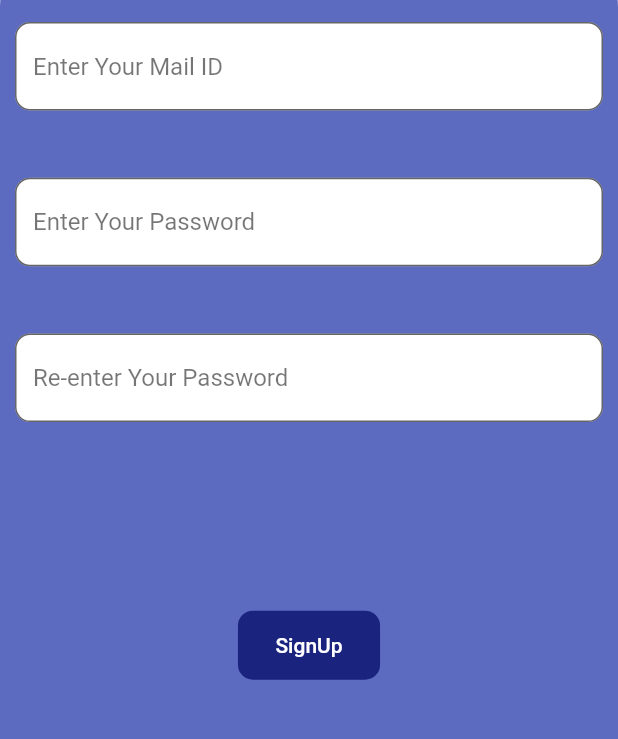
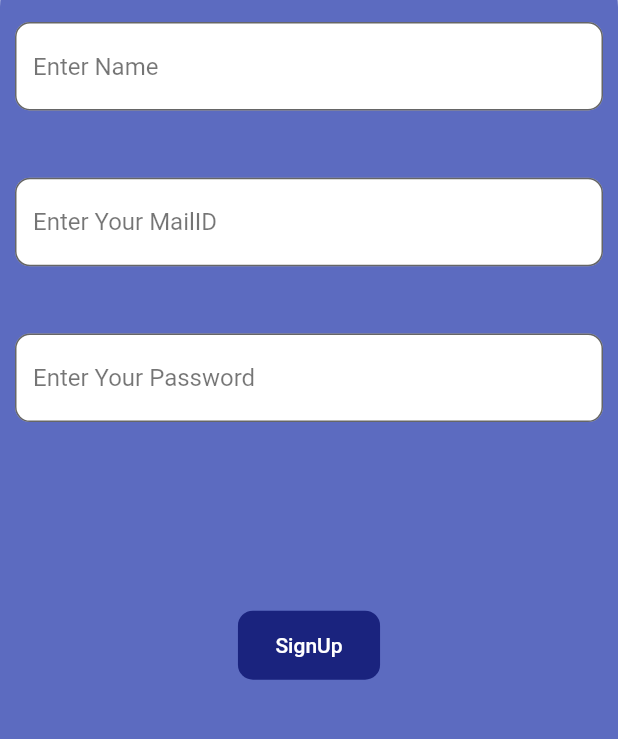
Before and after one commit to Jhalakupadhyay/Expense_Manager, a Flutter app: the screen it shows after launch, after a tap on "SignUp", on a phone screen of 412 x 824 dp, the part 435-1174 px from its top. Run offline on Flutter 3.47's test engine with Material 2 defaults, Android fonts, the phone set to English and light mode, and no system bars; our stand-ins replace appwrite; network calls fail.

Commit message:
Added signup functionality

```diff
--- /dev/null
+++ b/lib/Signin_Signup/Authentication.dart
@@ -0,0 +1,29 @@
+import 'package:expense_manager/constants.dart';
+import 'package:flutter/material.dart';
+import 'package:appwrite/appwrite.dart';
+class AuthState extends ChangeNotifier
+{
+  Client client = Client();
+  Account? account;
+  AuthState()
+  {
+    _init();
+  }
+
+  void _init()
+  {
+    client.setEndpoint(constants.API_Endpoint)
+        .setProject(constants.projectID);
+    account = Account(client);
+  }
+
+  Register_User(String mail,String password,String name)
+  {
+    final user = account?.create(
+      userId: ID.unique(),
+      email:mail,
+      password: password,
+      name: name,
+    );
+  }
+}
--- a/lib/Signin_Signup/Signup.dart
+++ b/lib/Signin_Signup/Signup.dart
@@ -1,15 +1,18 @@
 import 'package:flutter/material.dart';
-import 'package:expense_manager/main.dart';
 import 'TextFieldUi.dart';
-
+import 'Authentication.dart';
 class Signup extends StatefulWidget {
-  const Signup({Key? key}) : super(key: key);
+  const   Signup({Key? key}) : super(key: key);
 
   @override
   State<Signup> createState() => _SignupState();
 }
 
 class _SignupState extends State<Signup> {
+  String name = "";
+  String password = "";
+  String mail = "";
+  AuthState state = new AuthState();
   @override
   Widget build(BuildContext context) {
     return Scaffold(
@@ -46,20 +49,40 @@ class _SignupState extends State<Signup> {
                   children: [
                     Expanded(
                         child: TextBox(
-                      s: 'Enter Your Mail ID',
+                      s: 'Enter Name',
+                          onChanged: (value) {
+                        setState(() {
+                          name = value;
+                        });
+                          }
+                    )),
+                    Expanded(
+                        child: TextBox(
+                      s: 'Enter Your MailID',
+                          onChanged: (value)
+                          {setState(() {
+                            mail = value;
+                          });
+                          },
                     )),
                     Expanded(
                         child: TextBox(
                       s: 'Enter Your Password',
-                    )),
-                    Expanded(
-                        child: TextBox(
-                      s: 'Re-enter Your Password',
+                          onChanged: (value)
+                          {setState(() {
+                            password = value;
+                          });
+                          },
                     )),
                     Expanded(
                         flex: 2,
                         child: TextButton(
-                          onPressed: () {},
+                          onPressed: ()
+                          {
+                            setState(() {
+                              state.Register_User(mail, password, name);
+                            });
+                          },
                           child: Container(
                             padding: EdgeInsets.only(top: 15,bottom: 15,left: 25,right: 25),
                             decoration: BoxDecoration(
--- a/lib/Signin_Signup/TextFieldUi.dart
+++ b/lib/Signin_Signup/TextFieldUi.dart
@@ -2,19 +2,21 @@ import 'package:flutter/material.dart';
 
 class TextBox extends StatelessWidget {
   String s = "";
-  TextBox({required this.s});
+  final  Function(String)? onChanged;
+  TextBox({required this.s, required this.onChanged});
   @override
   Widget build(BuildContext context) {
     return TextField(
+      onChanged: onChanged,
       decoration: InputDecoration(
         filled: true,
         fillColor: Colors.white,
         hintText: s,
-        hintStyle: TextStyle(
+        hintStyle: const TextStyle(
           fontWeight: FontWeight.w400,
           color: Colors.black54,
         ),
-        border: OutlineInputBorder(
+        border: const OutlineInputBorder(
           borderRadius: BorderRadius.only(
               topLeft: Radius.circular(10),
               topRight: Radius.circular(10),
--- /dev/null
+++ b/lib/constants.dart
@@ -0,0 +1,5 @@
+class constants
+{
+  static const String projectID = "642eedf501f05";
+  static const String API_Endpoint = "http://10.0.2.2/v1";
+}
--- a/lib/main.dart
+++ b/lib/main.dart
@@ -1,8 +1,8 @@
 import 'package:expense_manager/Signin_Signup/Signup.dart';
 import 'package:flutter/material.dart';
 import 'package:appwrite/appwrite.dart';
-
-import 'package:appwrite/appwrite.dart';
+import 'package:provider/provider.dart';
+import 'Signin_Signup/Authentication.dart';
 
 Client client = Client()
     .setEndpoint('http://localhost/v1')
@@ -19,7 +19,9 @@ class MyApp extends StatelessWidget {
   // This widget is the root of your application.
   @override
   Widget build(BuildContext context) {
-    return MaterialApp(
+    return ChangeNotifierProvider(
+      create: (BuildContext context) => AuthState(),
+      child: MaterialApp(
         title: 'Expense_Manager',
         theme: ThemeData(
             primarySwatch: Colors.blue,
@@ -28,8 +30,9 @@ class MyApp extends StatelessWidget {
         initialRoute: 'Signup',
         routes:
         {
-        'Signup' : (context) => Signup(),
+          'Signup': (context) => const Signup(),
         },
+      ),
     );
   }
 }
--- a/pubspec.yaml
+++ b/pubspec.yaml
@@ -37,6 +37,7 @@ dependencies:
   # Use with the CupertinoIcons class for iOS style icons.
   cupertino_icons: ^1.0.2
   appwrite: ^8.3.0
+  provider: ^6.0.5
 
 dev_dependencies:
   flutter_test:
```
Also changed, not shown: pubspec.lock. Lines whose indentation alone changed are shown as unchanged.
